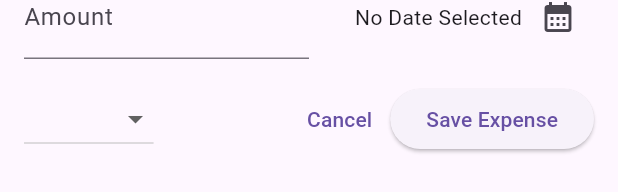
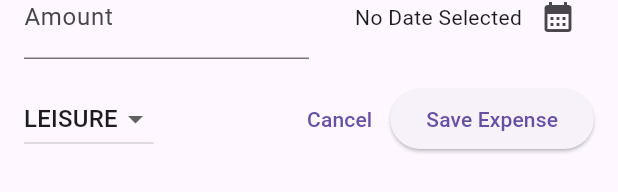
Before and after one commit to YigitErzen/flutter_course_expense_tracker_app, a Flutter app: the NewExpense widget shown alone on an empty page, opened directly, on a phone screen of 412 x 824 dp. Shown: the part 163-355 px from the top of the screen. Run offline on Flutter 3.47's test engine with Material 3 defaults, Android fonts, the phone set to English and light mode, and no system bars.

Commit message:
Add selected category functionality to NewExpense widget

```diff
--- a/lib/widgets/new_expense.dart
+++ b/lib/widgets/new_expense.dart
@@ -102,7 +102,9 @@ class _NewExpenseState extends State<NewExpense> {
           ),
           const SizedBox(height: 16,),
           Row(children: [
-            DropdownButton(items: Category.values.map((category) => DropdownMenuItem(
+            DropdownButton(
+              value: _selectedCategory,
+              items: Category.values.map((category) => DropdownMenuItem(
               value: category,
               child: Text(category.name.toUpperCase()),
             )).toList(),
```
